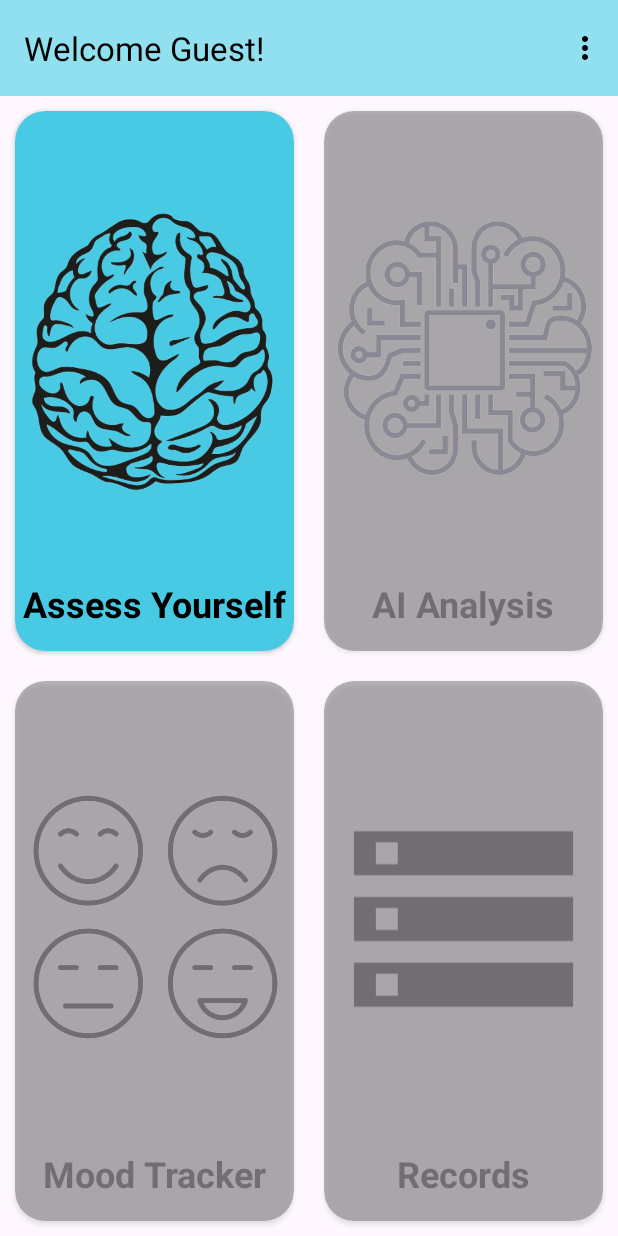
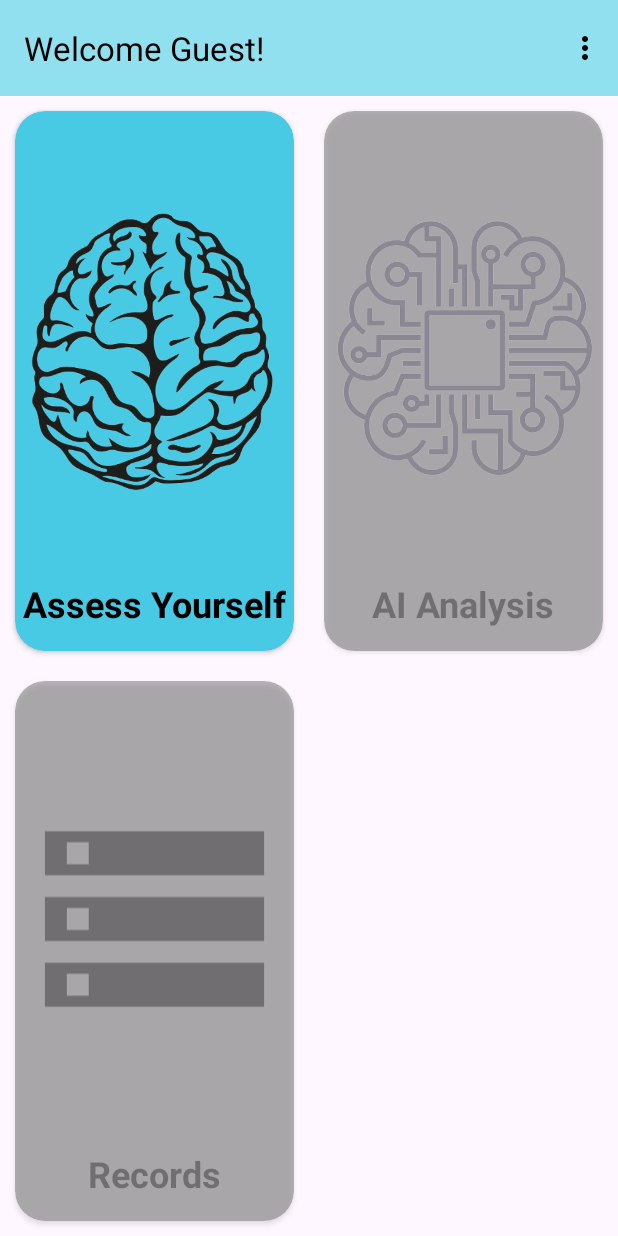
Before and after one commit to mayankr1307/SIH2023_binary_lifters_serenity_sync, an Android app: the HomeActivity screen opened directly, with no data from a screen before it, on a phone screen of 412 x 824 dp. Run offline under Robolectric (Android 15) with nearby library versions, the phone set to English and light mode, and no system bars; our stand-ins replace Firebase (no records; nobody signed in at launch, a user with empty details on screens opened directly).

Commit message:
Commit 12, Implemented AI functionality.

```diff
--- a/app/build.gradle.kts
+++ b/app/build.gradle.kts
@@ -52,4 +52,5 @@ dependencies {
     testImplementation("junit:junit:4.13.2")
     androidTestImplementation("androidx.test.ext:junit:1.1.5")
     androidTestImplementation("androidx.test.espresso:espresso-core:3.5.1")
+    implementation("com.squareup.okhttp3:okhttp:4.12.0")
 }
--- a/app/src/main/AndroidManifest.xml
+++ b/app/src/main/AndroidManifest.xml
@@ -3,6 +3,7 @@
     xmlns:tools="http://schemas.android.com/tools">
 
     <uses-permission android:name="android.permission.INTERNET" />
+    <uses-permission android:name="android.permission.ACCESS_NETWORK_STATE" />
 
     <application
         android:allowBackup="true"
--- a/app/src/main/java/sih/binarylifters/serenitysync/activities/HomeActivity.kt
+++ b/app/src/main/java/sih/binarylifters/serenitysync/activities/HomeActivity.kt
@@ -38,22 +38,18 @@ class HomeActivity : AppCompatActivity(), View.OnClickListener {
 
     private fun setupActivityForGuest() {
         val cardViewAI = binding?.cvAi
-        val cardViewMood = binding?.cvMood
         val cardViewRecords = binding?.cvRecords
 
         val disabledAlpha = 0.5f
 
         cardViewAI?.alpha = disabledAlpha
-        cardViewMood?.alpha = disabledAlpha
         cardViewRecords?.alpha = disabledAlpha
 
         cardViewAI?.isClickable = false
-        cardViewMood?.isClickable = false
         cardViewRecords?.isClickable = false
 
         val tintColor = ContextCompat.getColorStateList(this@HomeActivity, R.color.gray)
         cardViewAI?.backgroundTintList = tintColor
-        cardViewMood?.backgroundTintList = tintColor
         cardViewRecords?.backgroundTintList = tintColor
     }
 
@@ -61,7 +57,6 @@ class HomeActivity : AppCompatActivity(), View.OnClickListener {
     private fun setupOnClickListeners() {
         binding?.cvTestYourself?.setOnClickListener(this@HomeActivity)
         binding?.cvAi?.setOnClickListener(this@HomeActivity)
-        binding?.cvMood?.setOnClickListener(this@HomeActivity)
         binding?.cvRecords?.setOnClickListener(this@HomeActivity)
     }
 
--- a/app/src/main/java/sih/binarylifters/serenitysync/activities/ResultActivity.kt
+++ b/app/src/main/java/sih/binarylifters/serenitysync/activities/ResultActivity.kt
@@ -86,7 +86,7 @@ class ResultActivity : AppCompatActivity() {
         binding?.tvScore?.text = "Score: $score"
         binding?.tvName?.text = "Hello ${Constants.DISPLAY_NAME}!"
 
-        saveAssessmentDataToFirebase("PHQ-9", score)
+        if(!Constants.IS_GUEST) saveAssessmentDataToFirebase("PHQ-9", score)
     }
 
     @SuppressLint("SetTextI18n")
@@ -123,7 +123,7 @@ class ResultActivity : AppCompatActivity() {
         binding?.tvScore?.text = "Score: $score"
         binding?.tvName?.text = "Hello ${Constants.DISPLAY_NAME}!"
 
-        saveAssessmentDataToFirebase("GAD-7", score)
+        if(!Constants.IS_GUEST) saveAssessmentDataToFirebase("GAD-7", score)
     }
 
 
--- a/app/src/main/res/layout/activity_ai.xml
+++ b/app/src/main/res/layout/activity_ai.xml
@@ -62,6 +62,7 @@
             android:id="@+id/tv_response"
             android:layout_width="wrap_content"
             android:layout_height="wrap_content"
+            android:text=""
             android:textColor="@color/black"
             android:textSize="15sp"
             android:textStyle="bold"
--- a/app/src/main/res/layout/activity_home.xml
+++ b/app/src/main/res/layout/activity_home.xml
@@ -106,45 +106,45 @@
 
         </androidx.cardview.widget.CardView>
 
-        <androidx.cardview.widget.CardView
-            android:id="@+id/cv_mood"
-            android:layout_width="0dp"
-            android:layout_height="0dp"
-            android:foreground="@drawable/ripple_home_screen"
-            android:backgroundTint="@color/variant6"
-            app:cardCornerRadius="20dp"
-            android:layout_margin="10dp"
-            android:layout_columnWeight="1"
-            android:layout_rowWeight="1" >
+<!--        <androidx.cardview.widget.CardView-->
+<!--            android:id="@+id/cv_mood"-->
+<!--            android:layout_width="0dp"-->
+<!--            android:layout_height="0dp"-->
+<!--            android:foreground="@drawable/ripple_home_screen"-->
+<!--            android:backgroundTint="@color/variant6"-->
+<!--            app:cardCornerRadius="20dp"-->
+<!--            android:layout_margin="10dp"-->
+<!--            android:layout_columnWeight="1"-->
+<!--            android:layout_rowWeight="1" >-->
 
-            <LinearLayout
-                android:layout_width="match_parent"
-                android:layout_height="match_parent"
-                android:orientation="vertical"
-                android:padding="5dp">
+<!--            <LinearLayout-->
+<!--                android:layout_width="match_parent"-->
+<!--                android:layout_height="match_parent"-->
+<!--                android:orientation="vertical"-->
+<!--                android:padding="5dp">-->
 
-                <ImageView
-                    android:layout_width="match_parent"
-                    android:layout_height="0dp"
-                    android:src="@drawable/ic_mood"
-                    android:layout_weight="1"
-                    android:contentDescription="Take Mental Health Test"
-                    tools:ignore="HardcodedText" />
+<!--                <ImageView-->
+<!--                    android:layout_width="match_parent"-->
+<!--                    android:layout_height="0dp"-->
+<!--                    android:src="@drawable/ic_mood"-->
+<!--                    android:layout_weight="1"-->
+<!--                    android:contentDescription="Take Mental Health Test"-->
+<!--                    tools:ignore="HardcodedText" />-->
 
-                <TextView
-                    android:layout_width="wrap_content"
-                    android:layout_height="wrap_content"
-                    android:layout_gravity="center"
-                    android:text="Mood Tracker"
-                    android:textColor="@color/black"
-                    android:textStyle="bold"
-                    android:textSize="24sp"
-                    android:layout_marginBottom="10dp"
-                    tools:ignore="HardcodedText" />
+<!--                <TextView-->
+<!--                    android:layout_width="wrap_content"-->
+<!--                    android:layout_height="wrap_content"-->
+<!--                    android:layout_gravity="center"-->
+<!--                    android:text="Mood Tracker"-->
+<!--                    android:textColor="@color/black"-->
+<!--                    android:textStyle="bold"-->
+<!--                    android:textSize="24sp"-->
+<!--                    android:layout_marginBottom="10dp"-->
+<!--                    tools:ignore="HardcodedText" />-->
 
-            </LinearLayout>
+<!--            </LinearLayout>-->
 
-        </androidx.cardview.widget.CardView>
+<!--        </androidx.cardview.widget.CardView>-->
 
         <androidx.cardview.widget.CardView
             android:id="@+id/cv_records"
```
Also changed, not shown: app/src/main/java/sih/binarylifters/serenitysync/activities/AIActivity.kt (+71 -2 lines).
